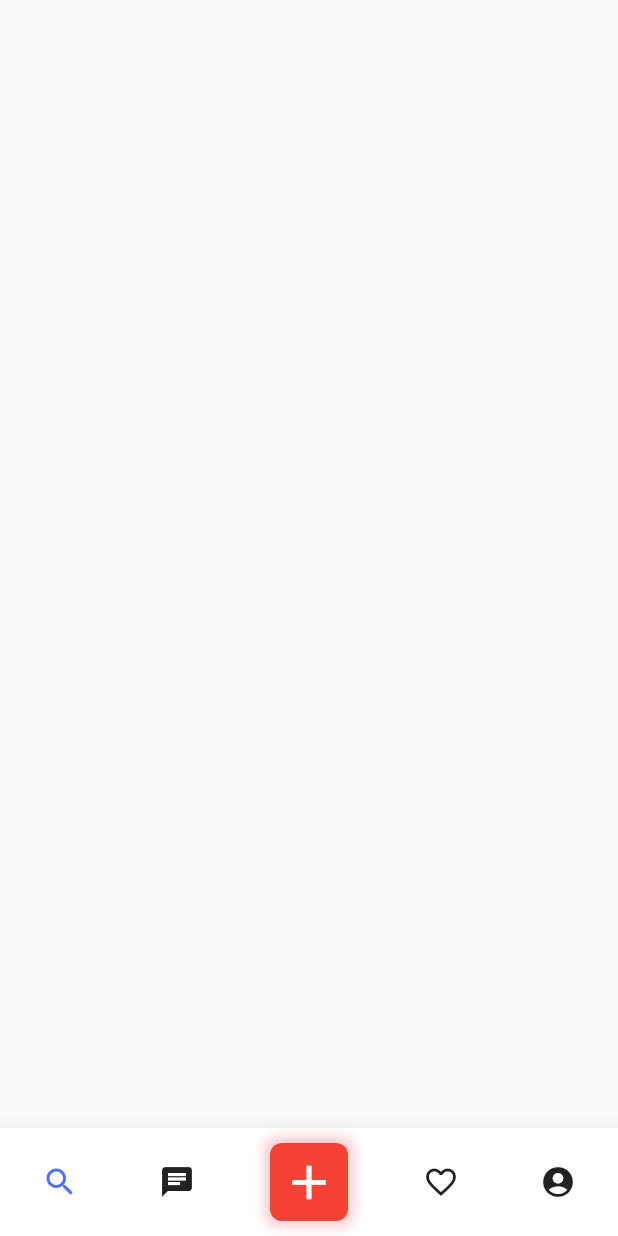
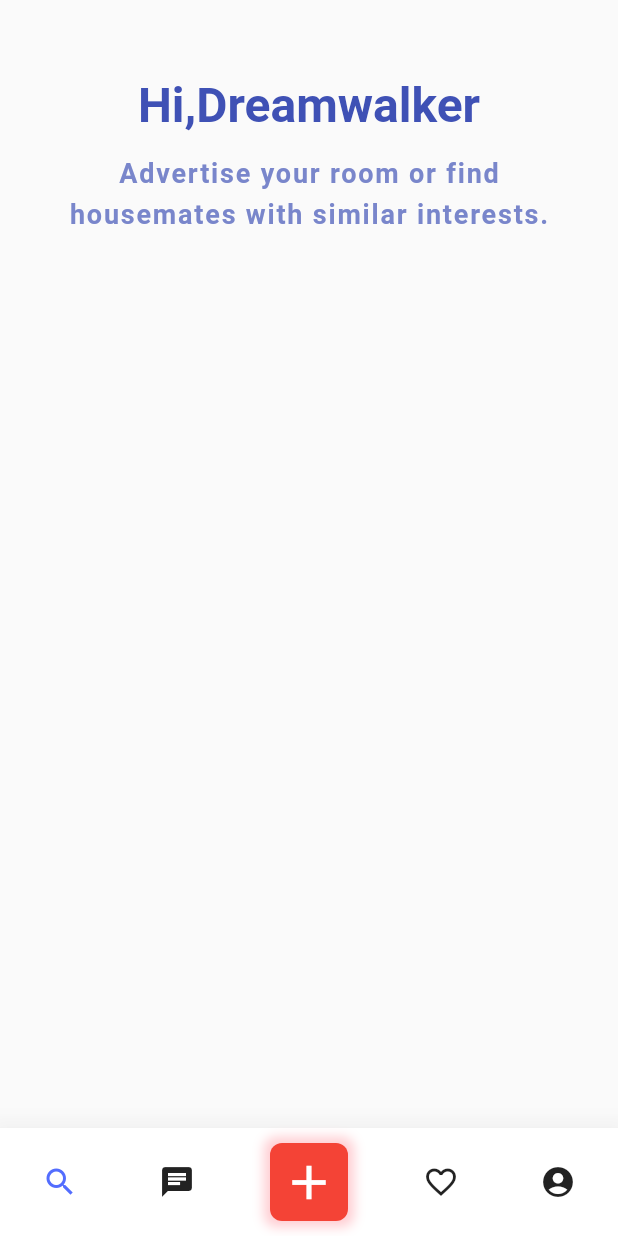
Before and after one commit to JAICHANGPARK/flutter_notebook_the_third_story, a Flutter app: the screen it shows after launch, on a phone screen of 412 x 824 dp. Run offline on Flutter 3.47's test engine with Material 2 defaults, Android fonts, the phone set to English and light mode, and no system bars; our stand-ins replace badges.

Commit message:
Update main_page.dart

```diff
--- a/lib/flatmate_finder/main_page.dart
+++ b/lib/flatmate_finder/main_page.dart
@@ -19,7 +19,56 @@ class _MainPageState extends State<MainPage> {
   @override
   Widget build(BuildContext context) {
     return Scaffold(
-      body: SingleChildScrollView(),
+      body: SingleChildScrollView(
+        child: Column(
+          children: <Widget>[
+            SafeArea(
+              top: true,
+              child: Container(
+                height: 32,
+              ),
+            ),
+            Container(
+              height: 140,
+              child: Column(
+                crossAxisAlignment: CrossAxisAlignment.center,
+                mainAxisAlignment: MainAxisAlignment.center,
+                children: <Widget>[
+                  Text(
+                    "Hi,Dreamwalker",
+                    style: TextStyle(
+                        fontSize: 32,
+                        fontWeight: FontWeight.bold,
+                        color: Colors.indigo),
+                  ),
+                  SizedBox(
+                    height: 16,
+                  ),
+                  Text(
+                    "Advertise your room or find",
+                    style: TextStyle(
+                        fontWeight: FontWeight.w600,
+                        color: Colors.indigo[300],
+                        fontSize: 18,
+                        letterSpacing: 1.2),
+                  ),
+                  SizedBox(
+                    height: 6,
+                  ),
+                  Text(
+                    "housemates with similar interests.",
+                    style: TextStyle(
+                        fontWeight: FontWeight.w600,
+                        color: Colors.indigo[300],
+                        fontSize: 18,
+                        letterSpacing: 1.2),
+                  ),
+                ],
+              ),
+            )
+          ],
+        ),
+      ),
       bottomNavigationBar: BottomAppBar(
         elevation: 19,
         child: Container(
```
